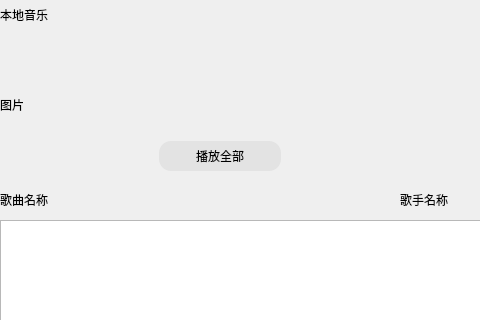
Above: commonpage.ui from havefunli/MiniMusicPlayer before the change; both pictures show x 0 to 480 and y 0 to 320 of the 800 by 500 pixel window. Below: the same form after it.
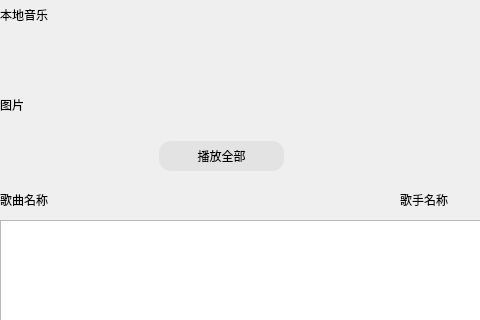
That is the form after the change.

The edit to the form file:
```diff
--- a/commonpage.ui
+++ b/commonpage.ui
@@ -114,9 +114,6 @@
         <layout class="QVBoxLayout" name="verticalLayout_2">
          <item>
           <spacer name="verticalSpacer">
-           <property name="orientation">
-            <enum>Qt::Orientation::Vertical</enum>
-           </property>
            <property name="sizeHint" stdset="0">
             <size>
              <width>20</width>
@@ -156,9 +153,6 @@
       </item>
       <item>
        <spacer name="horizontalSpacer">
-        <property name="orientation">
-         <enum>Qt::Orientation::Horizontal</enum>
-        </property>
         <property name="sizeHint" stdset="0">
          <size>
           <width>507</width>
```
Left out of the diff: 27 changed lines with no effect on the pictures.
